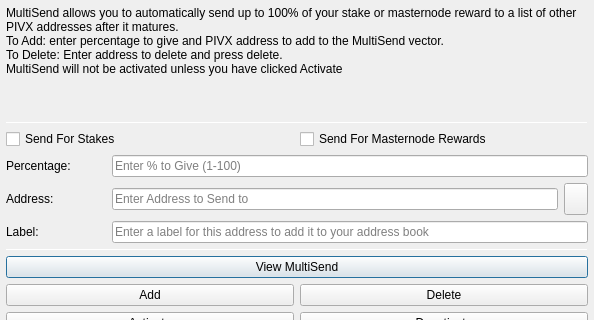
Before: the Qt Designer form src/qt/forms/multisenddialog.ui in traficoin/traficoin, drawn with Qt 5; both pictures show x 0 to 594 and y 0 to 320 of the 594 by 526 pixel window.
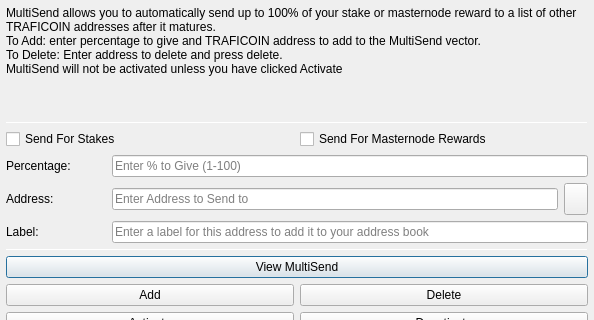
After: the same form once the commit is applied. Icons and pictures are not drawn.

Diff of the .ui file:
```diff
--- a/src/qt/forms/multisenddialog.ui
+++ b/src/qt/forms/multisenddialog.ui
@@ -37,8 +37,8 @@
         <number>1</number>
        </property>
        <property name="text">
-        <string>MultiSend allows you to automatically send up to 100% of your stake or masternode reward to a list of other PIVX addresses after it matures.
-To Add: enter percentage to give and PIVX address to add to the MultiSend vector.
+        <string>MultiSend allows you to automatically send up to 100% of your stake or masternode reward to a list of other TRAFICOIN addresses after it matures.
+To Add: enter percentage to give and TRAFICOIN address to add to the MultiSend vector.
 To Delete: Enter address to delete and press delete.
 MultiSend will not be activated unless you have clicked Activate</string>
        </property>
```
Left out of the diff: 4 changed lines with no effect on the pictures.
